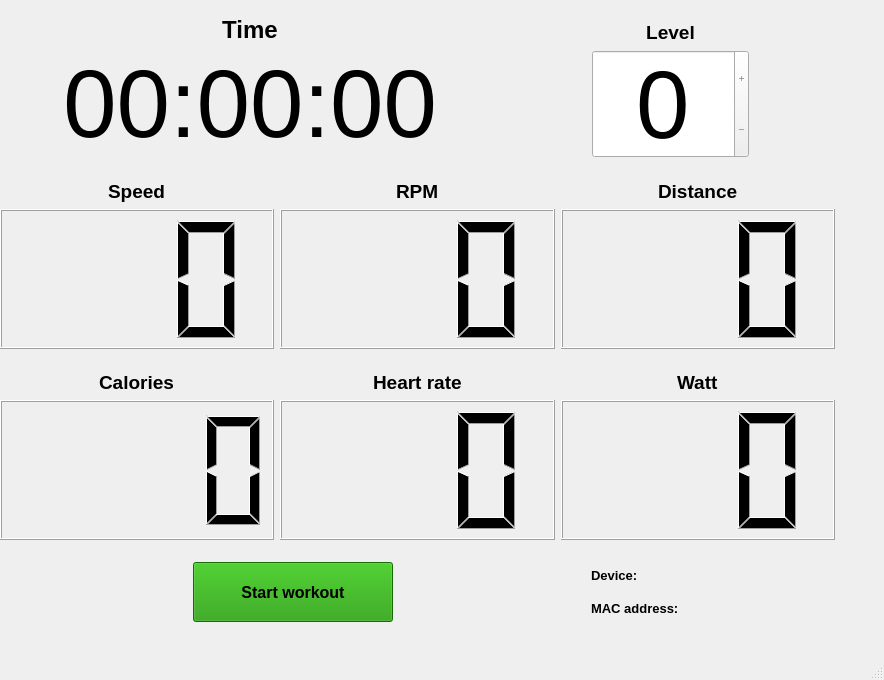
Qt form resources/mainwindow.ui (CGodiksen/exercise-bike-logger) before a commit.
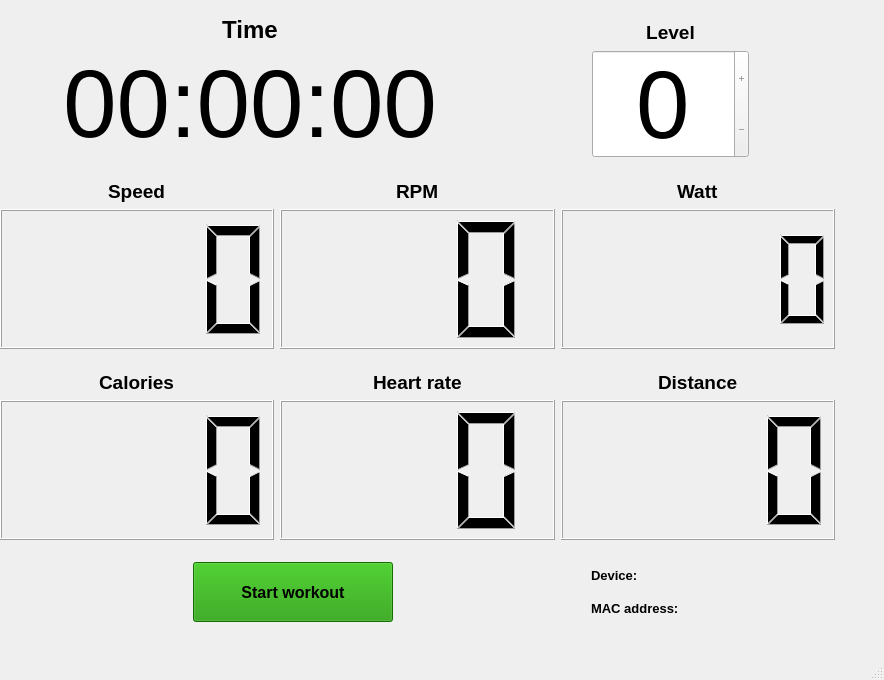
The same form after that commit.

Commit message: Moved some LCD numbers around so their position make more sense. Also added room for more digits to the LCD numbers that use a decimal since the decimal apparently counts as a digit.

```diff
--- a/resources/mainwindow.ui
+++ b/resources/mainwindow.ui
@@ -64,7 +64,7 @@
           </font>
          </property>
          <property name="text">
-          <string>Watt</string>
+          <string>Distance</string>
          </property>
         </widget>
        </item>
@@ -147,7 +147,7 @@
           </size>
          </property>
          <property name="digitCount">
-          <number>3</number>
+          <number>4</number>
          </property>
         </widget>
        </item>
@@ -165,7 +165,7 @@
         </widget>
        </item>
        <item>
-        <widget class="QLCDNumber" name="distanceNumber">
+        <widget class="QLCDNumber" name="wattNumber">
          <property name="minimumSize">
           <size>
            <width>0</width>
@@ -173,7 +173,7 @@
           </size>
          </property>
          <property name="digitCount">
-          <number>3</number>
+          <number>5</number>
          </property>
         </widget>
        </item>
@@ -294,7 +294,7 @@
           </font>
          </property>
          <property name="text">
-          <string>Distance</string>
+          <string>Watt</string>
          </property>
         </widget>
        </item>
@@ -461,7 +461,7 @@
         </widget>
        </item>
        <item>
-        <widget class="QLCDNumber" name="wattNumber">
+        <widget class="QLCDNumber" name="distanceNumber">
          <property name="minimumSize">
           <size>
            <width>0</width>
@@ -469,7 +469,7 @@
           </size>
          </property>
          <property name="digitCount">
-          <number>3</number>
+          <number>4</number>
          </property>
         </widget>
        </item>
```
